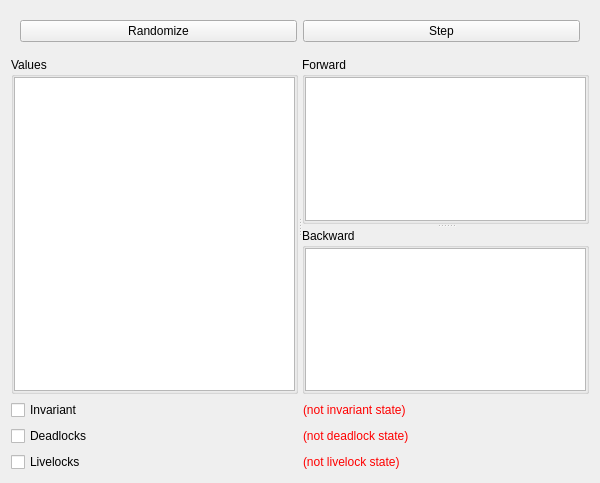
This is gui/explorew.ui in ProtocolConvergence/protocon as Qt 5 draws it before an edit. The edited form follows.
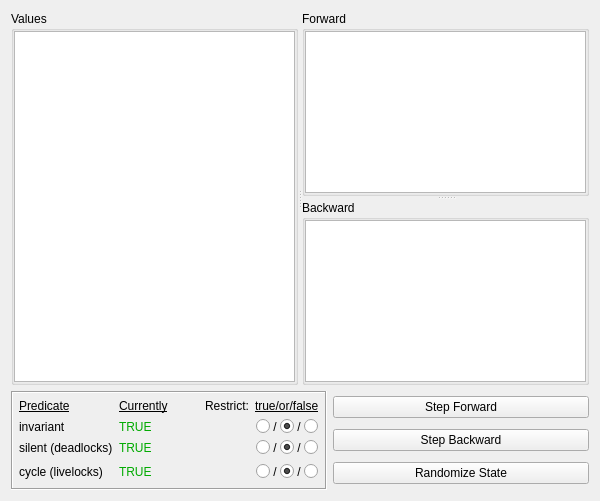
This is the edited form. The open tabs and pages were chosen to show the change.

Commit message: Improve GUI deadlock/livelock exploration

Patch:
```diff
--- a/gui/explorew.ui
+++ b/gui/explorew.ui
@@ -10,51 +10,13 @@
     <x>0</x>
     <y>0</y>
     <width>600</width>
-    <height>483</height>
+    <height>501</height>
    </rect>
   </property>
   <property name="windowTitle">
    <string>Form</string>
   </property>
   <layout class="QVBoxLayout" name="verticalLayout">
-   <item>
-    <widget class="QWidget" name="buttons_widget" native="true">
-     <property name="sizePolicy">
-      <sizepolicy hsizetype="Preferred" vsizetype="Preferred">
-       <horstretch>0</horstretch>
-       <verstretch>0</verstretch>
-      </sizepolicy>
-     </property>
-     <layout class="QHBoxLayout" name="horizontalLayout">
-      <item>
-       <widget class="QPushButton" name="randomizeButton">
-        <property name="text">
-         <string>Randomize</string>
-        </property>
-        <property name="autoDefault">
-         <bool>false</bool>
-        </property>
-       </widget>
-      </item>
-      <item>
-       <widget class="QPushButton" name="stepButton">
-        <property name="sizePolicy">
-         <sizepolicy hsizetype="Minimum" vsizetype="Fixed">
-          <horstretch>0</horstretch>
-          <verstretch>0</verstretch>
-         </sizepolicy>
-        </property>
-        <property name="text">
-         <string>Step</string>
-        </property>
-        <property name="autoDefault">
-         <bool>false</bool>
-        </property>
-       </widget>
-      </item>
-     </layout>
-    </widget>
-   </item>
    <item>
     <widget class="QWidget" name="lists_widget" native="true">
      <property name="sizePolicy">
@@ -177,162 +139,690 @@
     </widget>
    </item>
    <item>
-    <widget class="QWidget" name="widget" native="true">
-     <layout class="QGridLayout" name="gridLayout">
+    <widget class="QWidget" name="horizontalWidget" native="true">
+     <layout class="QHBoxLayout" name="horizontalLayout_3">
       <property name="margin">
        <number>0</number>
       </property>
-      <item row="1" column="0">
-       <widget class="QCheckBox" name="deadlockCheckBox">
-        <property name="text">
-         <string>Deadlocks</string>
+      <item>
+       <widget class="QFrame" name="frame">
+        <property name="sizePolicy">
+         <sizepolicy hsizetype="Maximum" vsizetype="Preferred">
+          <horstretch>0</horstretch>
+          <verstretch>0</verstretch>
+         </sizepolicy>
         </property>
-       </widget>
-      </item>
-      <item row="2" column="1">
-       <widget class="QLabel" name="livelockLabel">
-        <property name="palette">
-         <palette>
-          <active>
-           <colorrole role="WindowText">
-            <brush brushstyle="SolidPattern">
-             <color alpha="255">
-              <red>255</red>
-              <green>0</green>
-              <blue>0</blue>
-             </color>
-            </brush>
-           </colorrole>
-          </active>
-          <inactive>
-           <colorrole role="WindowText">
-            <brush brushstyle="SolidPattern">
-             <color alpha="255">
-              <red>255</red>
-              <green>0</green>
-              <blue>0</blue>
-             </color>
-            </brush>
-           </colorrole>
-          </inactive>
-          <disabled>
-           <colorrole role="WindowText">
-            <brush brushstyle="SolidPattern">
-             <color alpha="255">
-              <red>106</red>
-              <green>104</green>
-              <blue>100</blue>
-             </color>
-            </brush>
-           </colorrole>
-          </disabled>
-         </palette>
+        <property name="frameShape">
+         <enum>QFrame::Box</enum>
         </property>
-        <property name="text">
-         <string>(not livelock state)</string>
+        <property name="frameShadow">
+         <enum>QFrame::Sunken</enum>
         </property>
+        <layout class="QGridLayout" name="gridLayout">
+         <property name="margin">
+          <number>6</number>
+         </property>
+         <item row="2" column="0">
+          <widget class="QLabel" name="invariantLabel">
+           <property name="text">
+            <string>invariant</string>
+           </property>
+          </widget>
+         </item>
+         <item row="3" column="0">
+          <widget class="QLabel" name="silentLabel">
+           <property name="text">
+            <string>silent (deadlocks)</string>
+           </property>
+          </widget>
+         </item>
+         <item row="4" column="0">
+          <widget class="QLabel" name="cycleLabel">
+           <property name="text">
+            <string>cycle (livelocks)</string>
+           </property>
+          </widget>
+         </item>
+         <item row="0" column="0">
+          <widget class="QLabel" name="label_3">
+           <property name="font">
+            <font>
+             <underline>true</underline>
+            </font>
+           </property>
+           <property name="text">
+            <string>Predicate</string>
+           </property>
+          </widget>
+         </item>
+         <item row="0" column="3">
+          <widget class="QLabel" name="label_2">
+           <property name="font">
+            <font>
+             <underline>true</underline>
+            </font>
+           </property>
+           <property name="text">
+            <string>true/or/false</string>
+           </property>
+          </widget>
+         </item>
+         <item row="2" column="1">
+          <widget class="QStackedWidget" name="invariantStateLabel">
+           <property name="currentIndex">
+            <number>1</number>
+           </property>
+           <widget class="QWidget" name="page">
+            <layout class="QVBoxLayout" name="verticalLayout_6">
+             <property name="spacing">
+              <number>0</number>
+             </property>
+             <property name="margin">
+              <number>0</number>
+             </property>
+             <item>
+              <widget class="QLabel" name="invariantWithinLabel">
+               <property name="palette">
+                <palette>
+                 <active>
+                  <colorrole role="WindowText">
+                   <brush brushstyle="SolidPattern">
+                    <color alpha="255">
+                     <red>0</red>
+                     <green>170</green>
+                     <blue>0</blue>
+                    </color>
+                   </brush>
+                  </colorrole>
+                 </active>
+                 <inactive>
+                  <colorrole role="WindowText">
+                   <brush brushstyle="SolidPattern">
+                    <color alpha="255">
+                     <red>0</red>
+                     <green>170</green>
+                     <blue>0</blue>
+                    </color>
+                   </brush>
+                  </colorrole>
+                 </inactive>
+                 <disabled>
+                  <colorrole role="WindowText">
+                   <brush brushstyle="SolidPattern">
+                    <color alpha="255">
+                     <red>106</red>
+                     <green>104</green>
+                     <blue>100</blue>
+                    </color>
+                   </brush>
+                  </colorrole>
+                 </disabled>
+                </palette>
+               </property>
+               <property name="text">
+                <string>TRUE</string>
+               </property>
+              </widget>
+             </item>
+            </layout>
+           </widget>
+           <widget class="QWidget" name="page_3"/>
+           <widget class="QWidget" name="page_2">
+            <layout class="QVBoxLayout" name="verticalLayout_7">
+             <property name="spacing">
+              <number>0</number>
+             </property>
+             <property name="margin">
+              <number>0</number>
+             </property>
+             <item>
+              <widget class="QLabel" name="invariantNotInLabel">
+               <property name="palette">
+                <palette>
+                 <active>
+                  <colorrole role="WindowText">
+                   <brush brushstyle="SolidPattern">
+                    <color alpha="255">
+                     <red>255</red>
+                     <green>0</green>
+                     <blue>0</blue>
+                    </color>
+                   </brush>
+                  </colorrole>
+                 </active>
+                 <inactive>
+                  <colorrole role="WindowText">
+                   <brush brushstyle="SolidPattern">
+                    <color alpha="255">
+                     <red>255</red>
+                     <green>0</green>
+                     <blue>0</blue>
+                    </color>
+                   </brush>
+                  </colorrole>
+                 </inactive>
+                 <disabled>
+                  <colorrole role="WindowText">
+                   <brush brushstyle="SolidPattern">
+                    <color alpha="255">
+                     <red>106</red>
+                     <green>104</green>
+                     <blue>100</blue>
+                    </color>
+                   </brush>
+                  </colorrole>
+                 </disabled>
+                </palette>
+               </property>
+               <property name="text">
+                <string>FALSE</string>
+               </property>
+              </widget>
+             </item>
+            </layout>
+           </widget>
+          </widget>
+         </item>
+         <item row="0" column="1">
+          <widget class="QLabel" name="label_5">
+           <property name="font">
+            <font>
+             <underline>true</underline>
+            </font>
+           </property>
+           <property name="text">
+            <string>Currently</string>
+           </property>
+          </widget>
+         </item>
+         <item row="3" column="1">
+          <widget class="QStackedWidget" name="silentStateLabel">
+           <property name="currentIndex">
+            <number>1</number>
+           </property>
+           <widget class="QWidget" name="page_5">
+            <layout class="QVBoxLayout" name="verticalLayout_8">
+             <property name="spacing">
+              <number>0</number>
+             </property>
+             <property name="margin">
+              <number>0</number>
+             </property>
+             <item>
+              <widget class="QLabel" name="silentWithinLabel">
+               <property name="palette">
+                <palette>
+                 <active>
+                  <colorrole role="WindowText">
+                   <brush brushstyle="SolidPattern">
+                    <color alpha="255">
+                     <red>0</red>
+                     <green>170</green>
+                     <blue>0</blue>
+                    </color>
+                   </brush>
+                  </colorrole>
+                 </active>
+                 <inactive>
+                  <colorrole role="WindowText">
+                   <brush brushstyle="SolidPattern">
+                    <color alpha="255">
+                     <red>0</red>
+                     <green>170</green>
+                     <blue>0</blue>
+                    </color>
+                   </brush>
+                  </colorrole>
+                 </inactive>
+                 <disabled>
+                  <colorrole role="WindowText">
+                   <brush brushstyle="SolidPattern">
+                    <color alpha="255">
+                     <red>106</red>
+                     <green>104</green>
+                     <blue>100</blue>
+                    </color>
+                   </brush>
+                  </colorrole>
+                 </disabled>
+                </palette>
+               </property>
+               <property name="text">
+                <string>TRUE</string>
+               </property>
+              </widget>
+             </item>
+            </layout>
+           </widget>
+           <widget class="QWidget" name="page_4"/>
+           <widget class="QWidget" name="page_6">
+            <layout class="QVBoxLayout" name="verticalLayout_9">
+             <property name="spacing">
+              <number>0</number>
+             </property>
+             <property name="margin">
+              <number>0</number>
+             </property>
+             <item>
+              <widget class="QLabel" name="silentNotInLabel">
+               <property name="palette">
+                <palette>
+                 <active>
+                  <colorrole role="WindowText">
+                   <brush brushstyle="SolidPattern">
+                    <color alpha="255">
+                     <red>255</red>
+                     <green>0</green>
+                     <blue>0</blue>
+                    </color>
+                   </brush>
+                  </colorrole>
+                 </active>
+                 <inactive>
+                  <colorrole role="WindowText">
+                   <brush brushstyle="SolidPattern">
+                    <color alpha="255">
+                     <red>255</red>
+                     <green>0</green>
+                     <blue>0</blue>
+                    </color>
+                   </brush>
+                  </colorrole>
+                 </inactive>
+                 <disabled>
+                  <colorrole role="WindowText">
+                   <brush brushstyle="SolidPattern">
+                    <color alpha="255">
+                     <red>106</red>
+                     <green>104</green>
+                     <blue>100</blue>
+                    </color>
+                   </brush>
+                  </colorrole>
+                 </disabled>
+                </palette>
+               </property>
+               <property name="text">
+                <string>FALSE</string>
+               </property>
+              </widget>
+             </item>
+            </layout>
+           </widget>
+          </widget>
+         </item>
+         <item row="4" column="1">
+          <widget class="QStackedWidget" name="cycleStateLabel">
+           <property name="currentIndex">
+            <number>3</number>
+           </property>
+           <widget class="QWidget" name="page_8">
+            <layout class="QVBoxLayout" name="verticalLayout_10">
+             <property name="spacing">
+              <number>0</number>
+             </property>
+             <property name="margin">
+              <number>0</number>
+             </property>
+             <item>
+              <widget class="QLabel" name="cycleWithinLabel">
+               <property name="palette">
+                <palette>
+                 <active>
+                  <colorrole role="WindowText">
+                   <brush brushstyle="SolidPattern">
+                    <color alpha="255">
+                     <red>0</red>
+                     <green>170</green>
+                     <blue>0</blue>
+                    </color>
+                   </brush>
+                  </colorrole>
+                 </active>
+                 <inactive>
+                  <colorrole role="WindowText">
+                   <brush brushstyle="SolidPattern">
+                    <color alpha="255">
+                     <red>0</red>
+                     <green>170</green>
+                     <blue>0</blue>
+                    </color>
+                   </brush>
+                  </colorrole>
+                 </inactive>
+                 <disabled>
+                  <colorrole role="WindowText">
+                   <brush brushstyle="SolidPattern">
+                    <color alpha="255">
+                     <red>106</red>
+                     <green>104</green>
+                     <blue>100</blue>
+                    </color>
+                   </brush>
+                  </colorrole>
+                 </disabled>
+                </palette>
+               </property>
+               <property name="text">
+                <string>TRUE</string>
+               </property>
+              </widget>
+             </item>
+            </layout>
+           </widget>
+           <widget class="QWidget" name="page_7"/>
+           <widget class="QWidget" name="page_9">
+            <layout class="QVBoxLayout" name="verticalLayout_11">
+             <property name="spacing">
+              <number>0</number>
+             </property>
+             <property name="margin">
+              <number>0</number>
+             </property>
+             <item>
+              <widget class="QLabel" name="cycleNotInLabel">
+               <property name="palette">
+                <palette>
+                 <active>
+                  <colorrole role="WindowText">
+                   <brush brushstyle="SolidPattern">
+                    <color alpha="255">
+                     <red>255</red>
+                     <green>0</green>
+                     <blue>0</blue>
+                    </color>
+                   </brush>
+                  </colorrole>
+                 </active>
+                 <inactive>
+                  <colorrole role="WindowText">
+                   <brush brushstyle="SolidPattern">
+                    <color alpha="255">
+                     <red>255</red>
+                     <green>0</green>
+                     <blue>0</blue>
+                    </color>
+                   </brush>
+                  </colorrole>
+                 </inactive>
+                 <disabled>
+                  <colorrole role="WindowText">
+                   <brush brushstyle="SolidPattern">
+                    <color alpha="255">
+                     <red>106</red>
+                     <green>104</green>
+                     <blue>100</blue>
+                    </color>
+                   </brush>
+                  </colorrole>
+                 </disabled>
+                </palette>
+               </property>
+               <property name="text">
+                <string>FALSE</string>
+               </property>
+              </widget>
+             </item>
+            </layout>
+           </widget>
+           <widget class="QWidget" name="page_10">
+            <layout class="QVBoxLayout" name="verticalLayout_12">
+             <property name="spacing">
+              <number>0</number>
+             </property>
+             <property name="margin">
+              <number>0</number>
+             </property>
+             <item>
+              <widget class="QPushButton" name="cycleFindButton">
+               <property name="sizePolicy">
+                <sizepolicy hsizetype="Minimum" vsizetype="Fixed">
+                 <horstretch>0</horstretch>
+                 <verstretch>0</verstretch>
+                </sizepolicy>
+               </property>
+               <property name="maximumSize">
+                <size>
+                 <width>16777215</width>
+                 <height>21</height>
+                </size>
+               </property>
+               <property name="text">
+                <string>Find Cycles</string>
+               </property>
+              </widget>
+             </item>
+            </layout>
+           </widget>
+          </widget>
+         </item>
+         <item row="4" column="3" alignment="Qt::AlignHCenter">
+          <widget class="QWidget" name="cycleInfluenceLayout" native="true">
+           <layout class="QHBoxLayout" name="horizontalLayout_5">
+            <property name="spacing">
+             <number>0</number>
+            </property>
+            <property name="margin">
+             <number>0</number>
+            </property>
+            <item>
+             <widget class="QRadioButton" name="cycleTrueBtn">
+              <property name="text">
+               <string/>
+              </property>
+              <attribute name="buttonGroup">
+               <string notr="true">cycleInfluenceGroup</string>
+              </attribute>
+             </widget>
+            </item>
+            <item>
+             <widget class="QLabel" name="label_6">
+              <property name="text">
+               <string> / </string>
+              </property>
+             </widget>
+            </item>
+            <item>
+             <widget class="QRadioButton" name="cycleDisplayBtn">
+              <property name="text">
+               <string/>
+              </property>
+              <property name="checked">
+               <bool>true</bool>
+              </property>
+              <attribute name="buttonGroup">
+               <string notr="true">cycleInfluenceGroup</string>
+              </attribute>
+             </widget>
+            </item>
+            <item>
+             <widget class="QLabel" name="label_7">
+              <property name="text">
+               <string> / </string>
+              </property>
+             </widget>
+            </item>
+            <item>
+             <widget class="QRadioButton" name="cycleFalseBtn">
+              <property name="text">
+               <string/>
+              </property>
+              <attribute name="buttonGroup">
+               <string notr="true">cycleInfluenceGroup</string>
+              </attribute>
+             </widget>
+            </item>
+           </layout>
+          </widget>
+         </item>
+         <item row="3" column="3" alignment="Qt::AlignHCenter">
+          <widget class="QWidget" name="silentInfluenceLayout" native="true">
+           <layout class="QHBoxLayout" name="horizontalLayout_6">
+            <property name="spacing">
+             <number>0</number>
+            </property>
+            <property name="margin">
+             <number>0</number>
+            </property>
+            <item>
+             <widget class="QRadioButton" name="silentTrueBtn">
+              <property name="text">
+               <string/>
+              </property>
+              <attribute name="buttonGroup">
+               <string notr="true">silentInfluenceGroup</string>
+              </attribute>
+             </widget>
+            </item>
+            <item>
+             <widget class="QLabel" name="label_8">
+              <property name="text">
+               <string> / </string>
+              </property>
+             </widget>
+            </item>
+            <item>
+             <widget class="QRadioButton" name="silentDisplayBtn">
+              <property name="text">
+               <string/>
+              </property>
+              <property name="checked">
+               <bool>true</bool>
+              </property>
+              <attribute name="buttonGroup">
+               <string notr="true">silentInfluenceGroup</string>
+              </attribute>
+             </widget>
+            </item>
+            <item>
+             <widget class="QLabel" name="label_9">
+              <property name="text">
+               <string> / </string>
+              </property>
+             </widget>
+            </item>
+            <item>
+             <widget class="QRadioButton" name="silentFalseBtn">
+              <property name="text">
+               <string/>
+              </property>
+              <attribute name="buttonGroup">
+               <string notr="true">silentInfluenceGroup</string>
+              </attribute>
+             </widget>
+            </item>
+           </layout>
+          </widget>
+         </item>
+         <item row="0" column="2">
+          <widget class="QLabel" name="label">
+           <property name="text">
+            <string>Restrict:</string>
+           </property>
+          </widget>
+         </item>
+         <item row="2" column="3" alignment="Qt::AlignHCenter">
+          <widget class="QWidget" name="invariantInfluenceLayout" native="true">
+           <layout class="QHBoxLayout" name="horizontalLayout_4">
+            <property name="spacing">
+             <number>0</number>
+            </property>
+            <property name="margin">
+             <number>0</number>
+            </property>
+            <item>
+             <widget class="QRadioButton" name="invariantTrueBtn">
+              <property name="text">
+               <string/>
+              </property>
+              <attribute name="buttonGroup">
+               <string notr="true">invariantInfluenceGroup</string>
+              </attribute>
+             </widget>
+            </item>
+            <item>
+             <widget class="QLabel" name="label_4">
+              <property name="text">
+               <string> / </string>
+              </property>
+             </widget>
+            </item>
+            <item>
+             <widget class="QRadioButton" name="invariantDisplayBtn">
+              <property name="text">
+               <string/>
+              </property>
+              <property name="checked">
+               <bool>true</bool>
+              </property>
+              <attribute name="buttonGroup">
+               <string notr="true">invariantInfluenceGroup</string>
+              </attribute>
+             </widget>
+            </item>
+            <item>
+             <widget class="QLabel" name="label_10">
+              <property name="text">
+               <string> / </string>
+              </property>
+             </widget>
+            </item>
+            <item>
+             <widget class="QRadioButton" name="invariantFalseBtn">
+              <property name="text">
+               <string/>
+              </property>
+              <attribute name="buttonGroup">
+               <string notr="true">invariantInfluenceGroup</string>
+              </attribute>
+             </widget>
+            </item>
+           </layout>
+          </widget>
+         </item>
+        </layout>
        </widget>
       </item>
-      <item row="2" column="0">
-       <widget class="QCheckBox" name="livelockCheckBox">
-        <property name="text">
-         <string>Livelocks</string>
-        </property>
-       </widget>
-      </item>
-      <item row="1" column="1">
-       <widget class="QLabel" name="deadlockLabel">
-        <property name="palette">
-         <palette>
-          <active>
-           <colorrole role="WindowText">
-            <brush brushstyle="SolidPattern">
-             <color alpha="255">
-              <red>255</red>
-              <green>0</green>
-              <blue>0</blue>
-             </color>
-            </brush>
-           </colorrole>
-          </active>
-          <inactive>
-           <colorrole role="WindowText">
-            <brush brushstyle="SolidPattern">
-             <color alpha="255">
-              <red>255</red>
-              <green>0</green>
-              <blue>0</blue>
-             </color>
-            </brush>
-           </colorrole>
-          </inactive>
-          <disabled>
-           <colorrole role="WindowText">
-            <brush brushstyle="SolidPattern">
-             <color alpha="255">
-              <red>106</red>
-              <green>104</green>
-              <blue>100</blue>
-             </color>
-            </brush>
-           </colorrole>
-          </disabled>
-         </palette>
-        </property>
-        <property name="text">
-         <string>(not deadlock state)</string>
-        </property>
-       </widget>
-      </item>
-      <item row="0" column="0">
-       <widget class="QCheckBox" name="invariantCheckBox">
-        <property name="text">
-         <string>Invariant</string>
-        </property>
-       </widget>
-      </item>
-      <item row="0" column="1">
-       <widget class="QLabel" name="invariantLabel">
-        <property name="palette">
-         <palette>
-          <active>
-           <colorrole role="WindowText">
-            <brush brushstyle="SolidPattern">
-             <color alpha="255">
-              <red>255</red>
-              <green>0</green>
-              <blue>0</blue>
-             </color>
-            </brush>
-           </colorrole>
-          </active>
-          <inactive>
-           <colorrole role="WindowText">
-            <brush brushstyle="SolidPattern">
-             <color alpha="255">
-              <red>255</red>
-              <green>0</green>
-              <blue>0</blue>
-             </color>
-            </brush>
-           </colorrole>
-          </inactive>
-          <disabled>
-           <colorrole role="WindowText">
-            <brush brushstyle="SolidPattern">
-             <color alpha="255">
-              <red>106</red>
-              <green>104</green>
-              <blue>100</blue>
-             </color>
-            </brush>
-           </colorrole>
-          </disabled>
-         </palette>
-        </property>
-        <property name="text">
-         <string>(not invariant state)</string>
-        </property>
+      <item>
+       <widget class="QWidget" name="verticalWidget" native="true">
+        <layout class="QVBoxLayout" name="verticalLayout_13">
+         <property name="margin">
+          <number>0</number>
+         </property>
+         <item>
+          <widget class="QPushButton" name="stepImgButton">
+           <property name="sizePolicy">
+            <sizepolicy hsizetype="Minimum" vsizetype="Fixed">
+             <horstretch>0</horstretch>
+             <verstretch>0</verstretch>
+            </sizepolicy>
+           </property>
+           <property name="text">
+            <string>Step Forward</string>
+           </property>
+           <property name="autoDefault">
+            <bool>false</bool>
+           </property>
+          </widget>
+         </item>
+         <item>
+          <widget class="QPushButton" name="stepPreButton">
+           <property name="text">
+            <string>Step Backward</string>
+           </property>
+          </widget>
+         </item>
+         <item>
+          <widget class="QPushButton" name="randomizeButton">
+           <property name="text">
+            <string>Randomize State</string>
+           </property>
+           <property name="autoDefault">
+            <bool>false</bool>
+           </property>
+          </widget>
+         </item>
+        </layout>
        </widget>
       </item>
      </layout>
```
Left out of the diff: 5 changed lines with no effect on the pictures. The commit also changes 27 other files.
